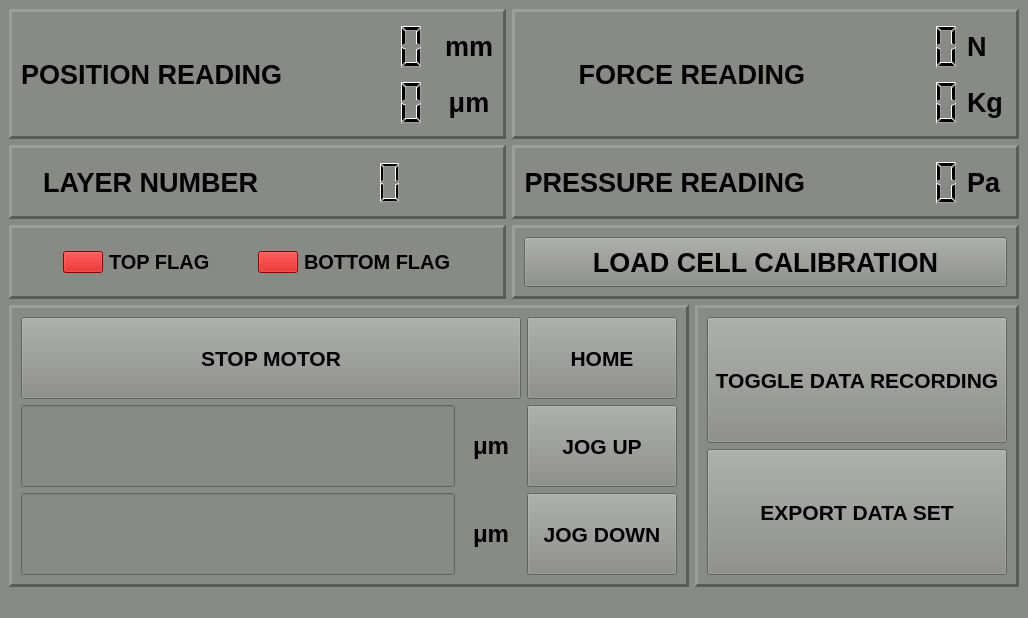
Before: the Qt Designer form newBlackBetty.ui in georgeExotic/BlackBetty_v2, drawn with Qt 5.
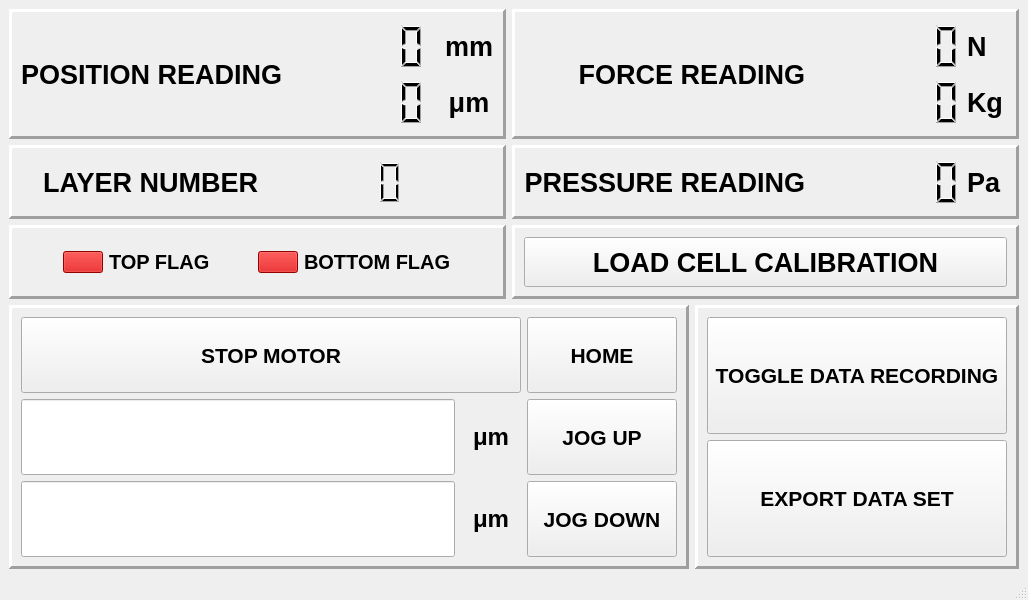
After: the same form once the commit is applied.

Diff of the .ui file:
```diff
--- a/newBlackBetty.ui
+++ b/newBlackBetty.ui
@@ -7,7 +7,7 @@
     <x>0</x>
     <y>0</y>
     <width>1024</width>
-    <height>618</height>
+    <height>600</height>
    </rect>
   </property>
   <property name="sizePolicy">
@@ -25,10 +25,6 @@
   <property name="windowTitle">
    <string>MainWindow</string>
   </property>
-  <property name="styleSheet">
-   <string notr="true">background-color: rgb(136, 138, 133);
-color: rgb(0, 0, 0);</string>
-  </property>
   <widget class="QWidget" name="centralwidget">
    <property name="sizePolicy">
     <sizepolicy hsizetype="Minimum" vsizetype="Minimum">
```
